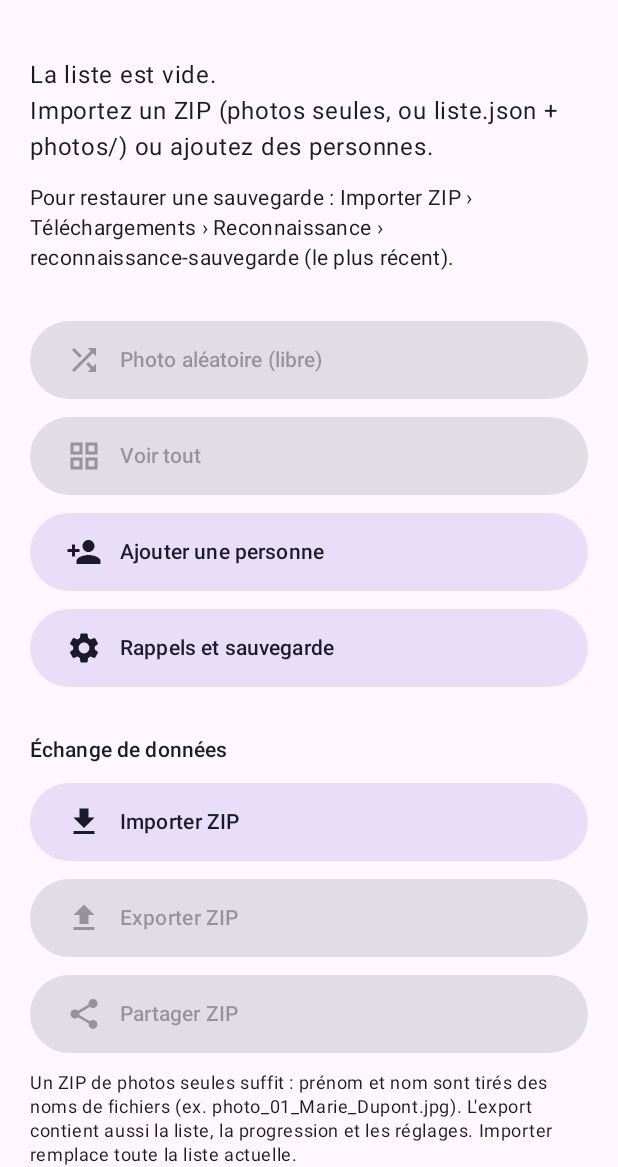
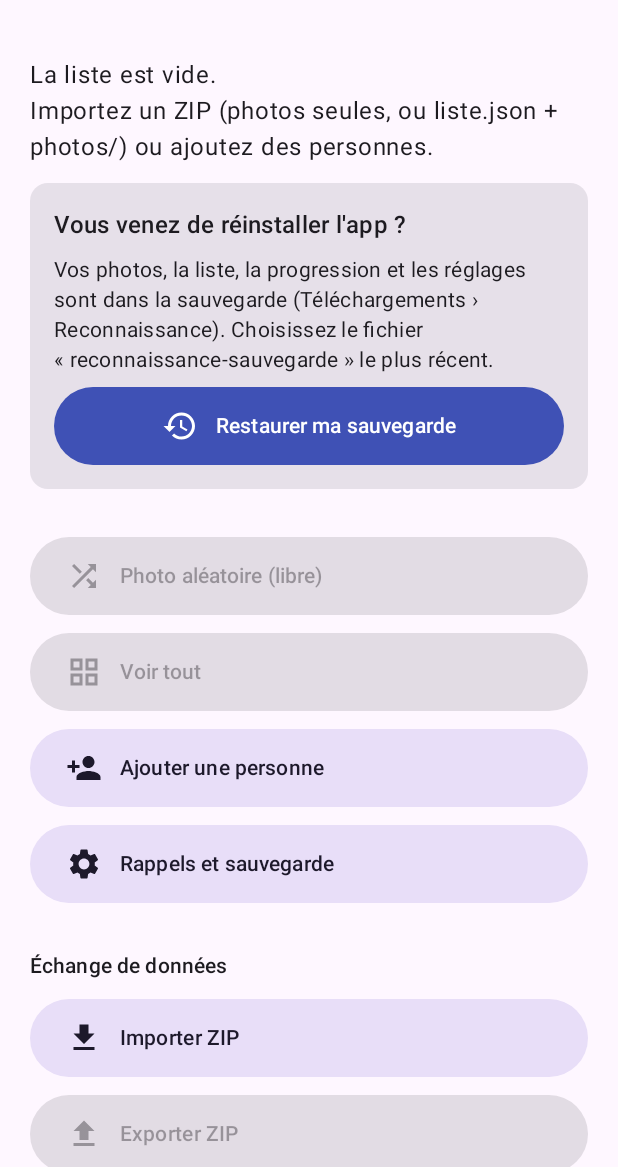
Before and after one commit to ClawFabriceH92/jeu-reconnaissance, an Android app built with Jetpack Compose: the screen it shows after launch (MainActivity), on a phone screen of 412 x 824 dp, the part 69-1236 px from its top. Run offline under Robolectric (Android 15) with nearby library versions, the phone set to English and light mode, and no system bars.

Commit message:
Réinstallation : bouton « Restaurer ma sauvegarde » ouvert dans Téléchargements/Reconnaissance (v1.4.1)
Co-Authored-By: Claude Opus 5.5 <noreply@anthropic.com>
Claude-Session: https://claude.ai/code/session_01HYKxVTrc6gLhxL7xofLUDo

```diff
--- a/app/build.gradle.kts
+++ b/app/build.gradle.kts
@@ -56,8 +56,8 @@ android {
         applicationId = "fr.jeu.reconnaissance.visages"
         minSdk = 26
         targetSdk = 35
-        versionCode = 6
-        versionName = "1.4.0"
+        versionCode = 7
+        versionName = "1.4.1"
     }
 
     val ks = releaseKeystore()
--- a/app/src/main/java/fr/jeu/reconnaissance/visages/ui/Ecrans.kt
+++ b/app/src/main/java/fr/jeu/reconnaissance/visages/ui/Ecrans.kt
@@ -2,7 +2,9 @@ package fr.jeu.reconnaissance.visages.ui
 
 import android.Manifest
 import android.app.TimePickerDialog
+import android.content.Context
 import android.content.Intent
+import android.provider.DocumentsContract
 import android.content.pm.PackageManager
 import android.os.Build
 import android.net.Uri
@@ -44,6 +46,7 @@ import androidx.compose.material.icons.filled.FileUpload
 import androidx.compose.material.icons.filled.GridView
 import androidx.compose.material.icons.filled.PersonAdd
 import androidx.compose.material.icons.filled.PhotoLibrary
+import androidx.compose.material.icons.filled.Restore
 import androidx.compose.material.icons.filled.Settings
 import androidx.compose.material.icons.filled.Share
 import androidx.compose.material.icons.filled.Shuffle
@@ -126,6 +129,18 @@ private val TYPES_ZIP = arrayOf(
     "multipart/x-zip",
     "application/octet-stream",
 )
+
+/** Sélecteur de fichier qui s'ouvre directement dans Téléchargements/Reconnaissance. */
+private class OuvrirSauvegarde : ActivityResultContracts.OpenDocument() {
+    override fun createIntent(context: Context, input: Array<String>): Intent =
+        super.createIntent(context, input).putExtra(
+            DocumentsContract.EXTRA_INITIAL_URI,
+            DocumentsContract.buildDocumentUri(
+                "com.android.externalstorage.documents",
+                "primary:${android.os.Environment.DIRECTORY_DOWNLOADS}/${Sauvegarde.DOSSIER}",
+            ),
+        )
+}
 
 @OptIn(ExperimentalMaterial3Api::class)
 @Composable
@@ -338,6 +353,9 @@ private fun Accueil(vm: JeuViewModel) {
             if (vm.personnes.isEmpty()) vm.importer(uri) else importEnAttente = uri
         }
     }
+    val restaurer = rememberLauncherForActivityResult(OuvrirSauvegarde()) { uri ->
+        if (uri != null) vm.importer(uri)
+    }
     val creerZip = rememberLauncherForActivityResult(ActivityResultContracts.CreateDocument("application/zip")) { uri ->
         if (uri != null) vm.exporter(uri)
     }
@@ -354,11 +372,25 @@ private fun Accueil(vm: JeuViewModel) {
                 "La liste est vide.\nImportez un ZIP (photos seules, ou liste.json + photos/) ou ajoutez des personnes.",
                 style = MaterialTheme.typography.bodyLarge,
             )
-            Text(
-                "Pour restaurer une sauvegarde : Importer ZIP › Téléchargements › ${Sauvegarde.DOSSIER} › " +
-                    Sauvegarde.NOM.substringBefore(".zip") + " (le plus récent).",
-                style = MaterialTheme.typography.bodyMedium,
-            )
+            Card(Modifier.fillMaxWidth()) {
+                Column(Modifier.padding(16.dp), verticalArrangement = Arrangement.spacedBy(8.dp)) {
+                    Text("Vous venez de réinstaller l'app ?", style = MaterialTheme.typography.titleMedium)
+                    Text(
+                        "Vos photos, la liste, la progression et les réglages sont dans la sauvegarde " +
+                            "(Téléchargements › ${Sauvegarde.DOSSIER}). Choisissez le fichier " +
+                            "« ${Sauvegarde.NOM.substringBefore(".zip")} » le plus récent.",
+                        style = MaterialTheme.typography.bodyMedium,
+                    )
+                    Button(
+                        onClick = { restaurer.launch(TYPES_ZIP) },
+                        modifier = Modifier.fillMaxWidth().height(52.dp),
+                    ) {
+                        Icon(Icons.Filled.Restore, contentDescription = null)
+                        Spacer(Modifier.size(12.dp))
+                        Text("Restaurer ma sauvegarde")
+                    }
+                }
+            }
         } else {
             Text("$total personne(s) · $connus connue(s)", style = MaterialTheme.typography.titleMedium)
             LinearProgressIndicator(progress = { connus.toFloat() / total }, modifier = Modifier.fillMaxWidth())
```
